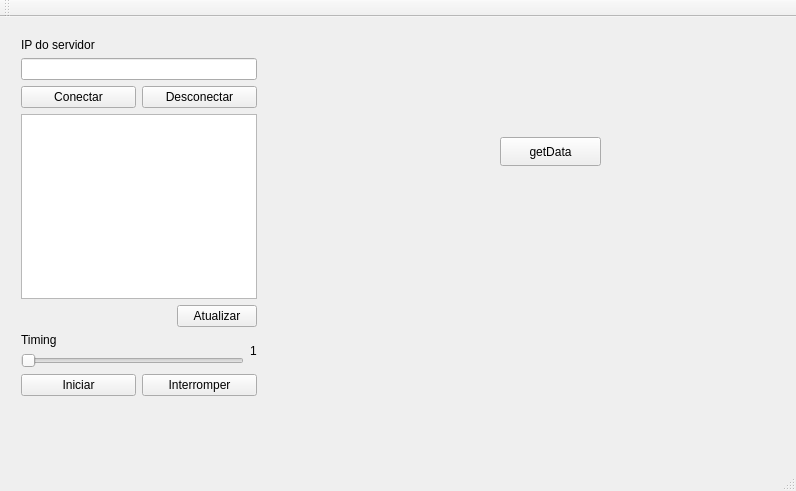
Above: QtTcpClientConsumer/mainwindow.ui from Cogitus/QtmoduloSupervisorio before the change. Below: the same form after it.
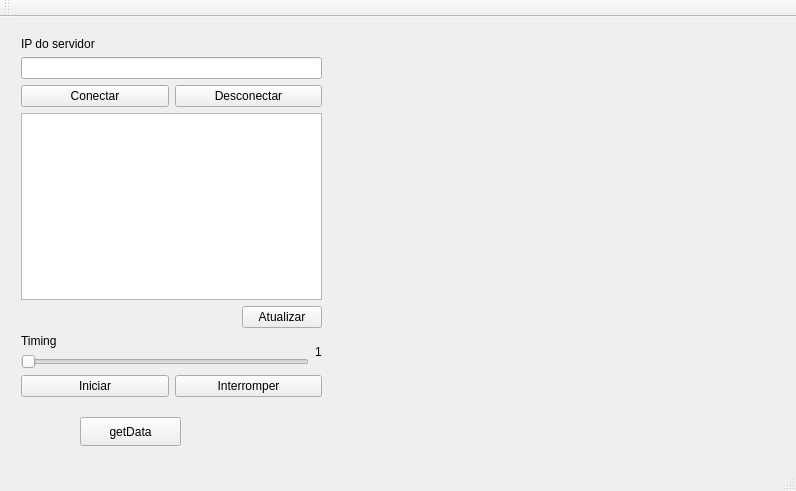
That is the form after the change.

Commit message:
ajeitando a tela
Adicionados um widget comum (ainda sem a aplicação pronta), o qual foi posto ao lado da aplicação anteriormente modelada. Além disso, ambos estão juntos em um horizontal container. Por fim, o horizontalSlider_Timing começa em 1.

Diff of the .ui file:
```diff
--- a/QtTcpClientConsumer/mainwindow.ui
+++ b/QtTcpClientConsumer/mainwindow.ui
@@ -17,8 +17,8 @@
    <widget class="QPushButton" name="pushButtonGet">
     <property name="geometry">
      <rect>
-      <x>500</x>
-      <y>120</y>
+      <x>80</x>
+      <y>400</y>
       <width>101</width>
       <height>29</height>
      </rect>
@@ -27,15 +27,17 @@
      <string>getData</string>
     </property>
    </widget>
-   <widget class="QWidget" name="layoutWidget">
+   <widget class="QWidget" name="">
     <property name="geometry">
      <rect>
       <x>10</x>
-      <y>10</y>
-      <width>258</width>
-      <height>380</height>
+      <y>9</y>
+      <width>781</width>
+      <height>382</height>
      </rect>
     </property>
+    <layout class="QHBoxLayout" name="horizontalLayout_5" stretch="40,60">
+     <item>
     <layout class="QVBoxLayout" name="verticalLayout_2">
      <item>
       <widget class="QLabel" name="label_IPdoServidor">
@@ -112,7 +114,7 @@
          <item>
           <widget class="QSlider" name="horizontalSlider_Timing">
            <property name="minimum">
-            <number>0</number>
+              <number>1</number>
            </property>
            <property name="orientation">
             <enum>Qt::Horizontal</enum>
@@ -147,6 +149,11 @@
         </widget>
        </item>
       </layout>
+       </item>
+      </layout>
+     </item>
+     <item>
+      <widget class="QWidget" name="widget" native="true"/>
      </item>
     </layout>
    </widget>
```
Lines whose indentation alone changed are shown as unchanged.
